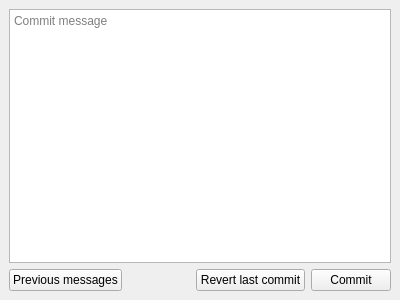
First picture: the form in src/components/commit/commit.ui, repository feelx88/git-qui, before the edit.
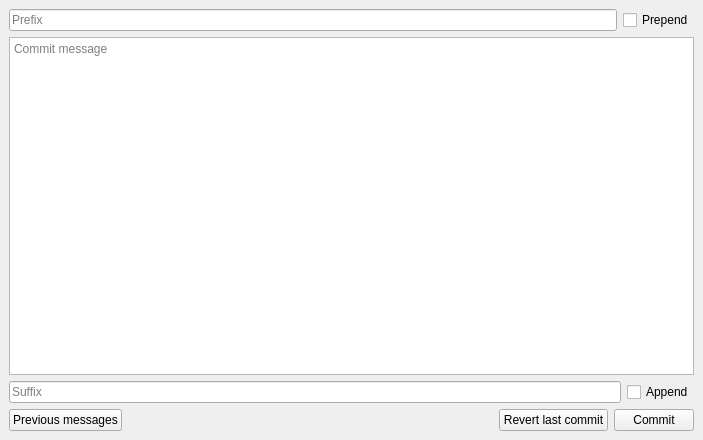
Second picture: the form after the edit.

Commit message: Added prefix and suffix text fields.

```diff
--- a/src/components/commit/commit.ui
+++ b/src/components/commit/commit.ui
@@ -6,8 +6,8 @@
    <rect>
     <x>0</x>
     <y>0</y>
-    <width>400</width>
-    <height>300</height>
+    <width>703</width>
+    <height>440</height>
    </rect>
   </property>
   <property name="windowTitle">
@@ -15,6 +15,24 @@
   </property>
   <widget class="QWidget" name="dockWidgetContents">
    <layout class="QVBoxLayout" name="verticalLayout">
+    <item>
+     <layout class="QHBoxLayout" name="horizontalLayout">
+      <item>
+       <widget class="QLineEdit" name="lineEditPrefix">
+        <property name="placeholderText">
+         <string>Prefix</string>
+        </property>
+       </widget>
+      </item>
+      <item>
+       <widget class="QCheckBox" name="checkBoxPrefix">
+        <property name="text">
+         <string>Prepend</string>
+        </property>
+       </widget>
+      </item>
+     </layout>
+    </item>
     <item>
      <widget class="QPlainTextEdit" name="plainTextEdit">
       <property name="placeholderText">
@@ -22,6 +40,24 @@
       </property>
      </widget>
     </item>
+    <item>
+     <layout class="QHBoxLayout" name="horizontalLayout_3">
+      <item>
+       <widget class="QLineEdit" name="lineEditSuffix">
+        <property name="placeholderText">
+         <string>Suffix</string>
+        </property>
+       </widget>
+      </item>
+      <item>
+       <widget class="QCheckBox" name="checkBoxSuffix">
+        <property name="text">
+         <string>Append</string>
+        </property>
+       </widget>
+      </item>
+     </layout>
+    </item>
     <item>
      <layout class="QHBoxLayout" name="horizontalLayout_2">
       <item>
```
The commit also changes 1 other file.
